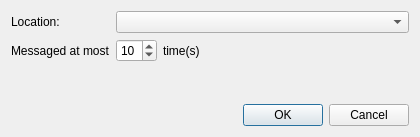
Old version of the form src/gui/ui/filterdialog.ui in the repository smalbadger/social.
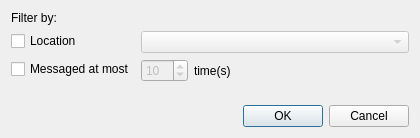
New version of the form.

Commit message: Added checkboxes and functionality behind them

Patch:
```diff
--- a/src/gui/ui/filterdialog.ui
+++ b/src/gui/ui/filterdialog.ui
@@ -7,7 +7,7 @@
     <x>0</x>
     <y>0</y>
     <width>420</width>
-    <height>137</height>
+    <height>138</height>
    </rect>
   </property>
   <property name="windowTitle">
@@ -19,30 +19,47 @@
      <item row="0" column="0">
       <widget class="QLabel" name="label">
        <property name="text">
-        <string>Location: </string>
+        <string>Filter by:</string>
        </property>
       </widget>
      </item>
-     <item row="0" column="1">
-      <widget class="QComboBox" name="location"/>
-     </item>
      <item row="1" column="0">
-      <widget class="QLabel" name="label_2">
+      <widget class="QCheckBox" name="useLocation">
        <property name="text">
-        <string>Messaged at most</string>
+        <string>Location</string>
        </property>
       </widget>
      </item>
      <item row="1" column="1">
+      <widget class="QComboBox" name="location">
+       <property name="enabled">
+        <bool>false</bool>
+       </property>
+      </widget>
+     </item>
+     <item row="2" column="0">
+      <widget class="QCheckBox" name="useMaxMessages">
+       <property name="text">
+        <string>Messaged at most</string>
+       </property>
+      </widget>
+     </item>
+     <item row="2" column="1">
       <layout class="QHBoxLayout" name="horizontalLayout">
        <item>
         <widget class="QSpinBox" name="numMessages">
+         <property name="enabled">
+          <bool>false</bool>
+         </property>
          <property name="sizePolicy">
           <sizepolicy hsizetype="Fixed" vsizetype="Fixed">
            <horstretch>0</horstretch>
            <verstretch>0</verstretch>
           </sizepolicy>
          </property>
+         <property name="maximum">
+          <number>500</number>
+         </property>
          <property name="value">
           <number>10</number>
          </property>
```
Left out of the diff: 2 changed lines with no effect on the pictures. The commit also changes 2 other files.
